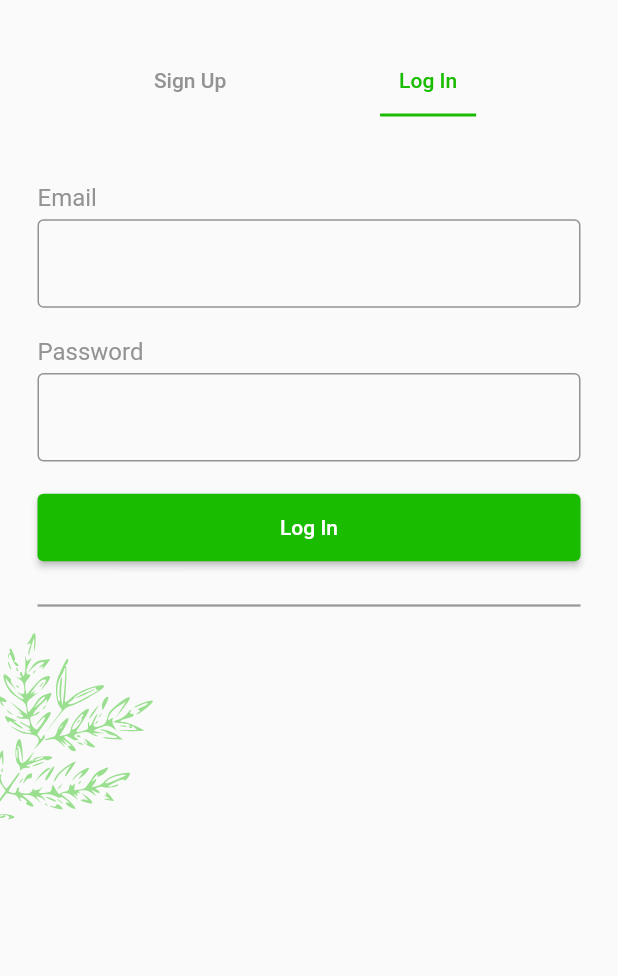
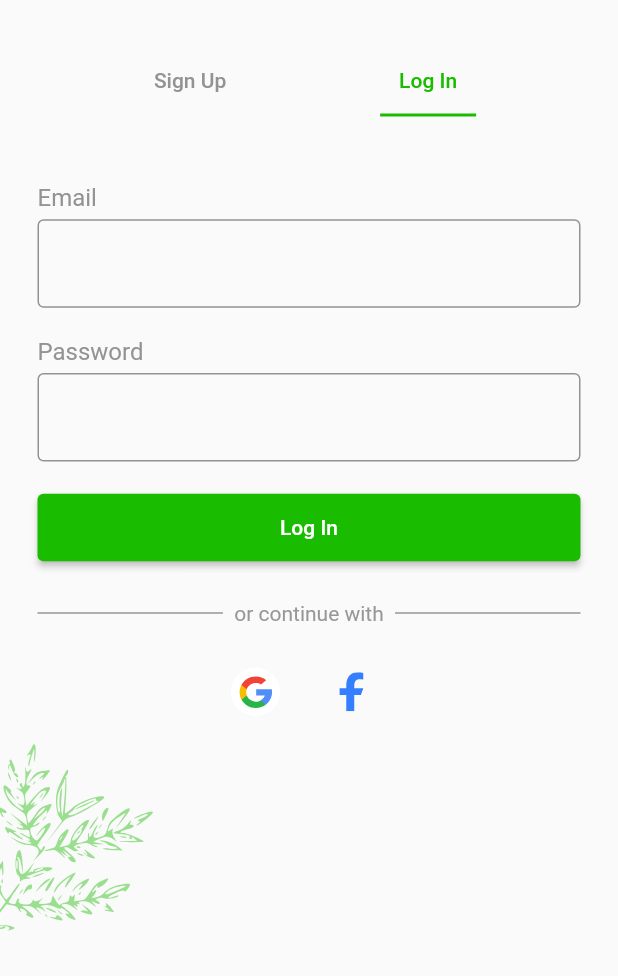
Before and after one commit to AlyaaRushdy/LaVie-Flutter-Hackathon, a Flutter app: the screen it shows after launch, on a phone screen of 412 x 824 dp, the part 260-1236 px from its top. Run offline on Flutter 3.47's test engine with Material 2 defaults, Android fonts, the phone set to English and light mode, and no system bars; our stand-ins replace animated_splash_screen, flutter_svg.

Commit message:
divider, facebook and google section added

```diff
--- a/lib/log_in.dart
+++ b/lib/log_in.dart
@@ -171,12 +171,53 @@ class LogIn extends StatelessWidget {
 
                     // Space
                     const SizedBox(
+                      height: 25.0,
+                    ),
+
+                    //divider with text
+                    Row(
+                      children: <Widget>[
+                        Expanded(
+                          child: Divider(
+                            thickness: 1.0,
+                            color: dividerGrey,
+                            endIndent: 7.5,
+                          ),
+                        ),
+                        Text(
+                          "or continue with",
+                          style: TextStyle(color: dividerGrey),
+                        ),
+                        Expanded(
+                          child: Divider(
+                            thickness: 1.0,
+                            color: dividerGrey,
+                            indent: 7.5,
+                          ),
+                        ),
+                      ],
+                    ),
+
+                    // Space
+                    const SizedBox(
                       height: 20.0,
                     ),
 
-                    Divider(
-                      color: dividerGrey,
-                      thickness: 1.5,
+                    //google and facebook icons
+                    Row(
+                      mainAxisAlignment: MainAxisAlignment.center,
+                      children: [
+                        TextButton.icon(
+                          onPressed: () {},
+                          icon: SvgPicture.asset("images/Google.svg"),
+                          label: const Text(''),
+                        ),
+                        TextButton.icon(
+                          onPressed: () {},
+                          icon: SvgPicture.asset("images/Facebook.svg"),
+                          label: const Text(''),
+                        ),
+                      ],
                     ),
                   ],
                 ),
```
